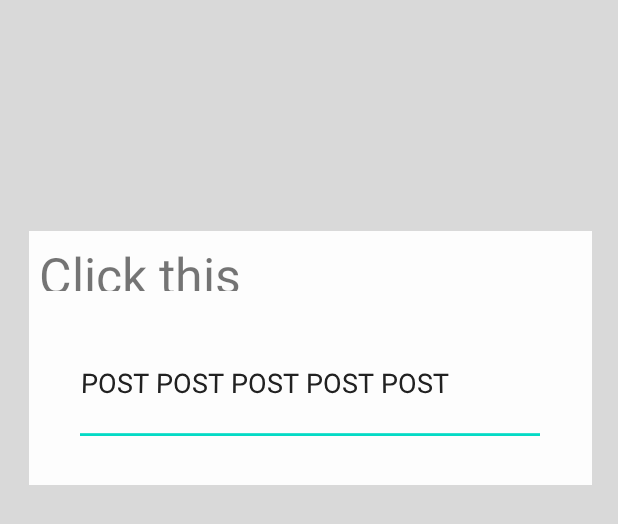
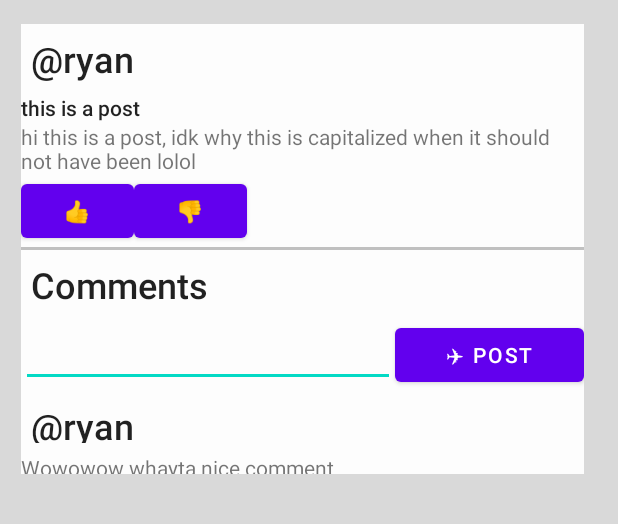
Before and after one commit to veerav-eera/NOT-REDDIT-CLONE-ANDE, an Android app: the layout activity_main.xml on its own in the app's theme, with its tools: preview values and no code run, on a phone screen of 412 x 824 dp. Shown: the top 524 px of the screen. Run offline under Robolectric (Android 15) with nearby library versions, the light colour scheme and no system bars.

Commit message:
Made an iterable homepage post layout

```diff
--- a/app/src/main/AndroidManifest.xml
+++ b/app/src/main/AndroidManifest.xml
@@ -18,7 +18,6 @@
         </activity>
         <activity
             android:name=".MainActivity"
-            android:exported="true">
-        </activity>
+            android:exported="true"></activity>
     </application>
 </manifest>
--- a/app/src/main/java/com/example/myapplication/Not_reddit_splash.java
+++ b/app/src/main/java/com/example/myapplication/Not_reddit_splash.java
@@ -30,7 +30,6 @@ public class Not_reddit_splash extends AppCompatActivity {
                     startActivity(intent);
                     finish();
                 }
-
             }
         };
         // To Start the thread
--- a/app/src/main/res/layout/activity_main.xml
+++ b/app/src/main/res/layout/activity_main.xml
@@ -10,36 +10,133 @@
     <LinearLayout
         android:id="@+id/linearLayout"
         android:layout_width="375dp"
-        android:layout_height="169dp"
-        android:layout_marginStart="43dp"
-        android:layout_marginEnd="43dp"
+        android:layout_height="300dp"
         android:background="#FDFDFD"
-        android:gravity="center_horizontal"
         android:orientation="vertical"
         app:layout_constraintBottom_toBottomOf="parent"
         app:layout_constraintEnd_toEndOf="parent"
-        app:layout_constraintHorizontal_bias="0.485"
+        app:layout_constraintHorizontal_bias="0.388"
         app:layout_constraintStart_toStartOf="parent"
         app:layout_constraintTop_toTopOf="parent"
-        app:layout_constraintVertical_bias="0.235">
+        app:layout_constraintVertical_bias="0.03">
 
         <TextView
             android:id="@+id/textView2"
             android:layout_width="match_parent"
-            android:layout_height="33dp"
+            android:layout_height="wrap_content"
             android:layout_margin="10px"
-            android:text="Click this"
-            android:textSize="50px" />
+            android:baselineAligned="false"
+            android:text="@ryan"
+            android:textAppearance="@style/TextAppearance.AppCompat.Body2"
+            android:textSize="24sp" />
 
-        <EditText
-            android:id="@+id/editTextTextPersonName"
-            android:layout_width="313dp"
-            android:layout_height="83dp"
-            android:layout_marginTop="20px"
-            android:ems="10"
-            android:inputType="textPersonName"
-            android:rotationX="4"
-            android:text="POST POST POST POST POST" />
+        <LinearLayout
+            android:layout_width="match_parent"
+            android:layout_height="wrap_content"
+            android:orientation="vertical">
+
+            <TextView
+                android:id="@+id/textView"
+                android:layout_width="match_parent"
+                android:layout_height="wrap_content"
+                android:text="this is a post"
+                android:textAppearance="@style/TextAppearance.AppCompat.Body2" />
+
+            <TextView
+                android:id="@+id/textView4"
+                android:layout_width="match_parent"
+                android:layout_height="wrap_content"
+                android:layout_weight="1"
+                android:text="hi this is a post, idk why this is capitalized when it should not have been lolol"
+                android:textAppearance="@style/TextAppearance.AppCompat.Small" />
+        </LinearLayout>
+
+        <LinearLayout
+            android:layout_width="match_parent"
+            android:layout_height="wrap_content"
+            android:orientation="horizontal">
+
+            <Button
+                android:id="@+id/button2"
+                android:layout_width="75dp"
+                android:layout_height="wrap_content"
+                android:text="@string/thumbs_up" />
+
+            <Button
+                android:id="@+id/button"
+                android:layout_width="75dp"
+                android:layout_height="wrap_content"
+                android:text="@string/thumbs_down" />
+        </LinearLayout>
+
+        <View
+            android:layout_width="match_parent"
+            android:layout_height="2dp"
+            android:background="#c0c0c0"/>
+
+        <LinearLayout
+            android:layout_width="match_parent"
+            android:layout_height="match_parent"
+            android:orientation="vertical">
+
+            <TextView
+                android:id="@+id/textView5"
+                android:layout_width="match_parent"
+                android:layout_height="wrap_content"
+                android:layout_margin="10px"
+                android:baselineAligned="false"
+                android:text="Comments"
+                android:textAppearance="@style/TextAppearance.AppCompat.Body2"
+                android:textSize="24sp" />
+
+            <LinearLayout
+                android:layout_width="match_parent"
+                android:layout_height="wrap_content"
+                android:orientation="horizontal">
+
+                <EditText
+                    android:id="@+id/editTextTextMultiLine3"
+                    android:layout_width="wrap_content"
+                    android:layout_height="wrap_content"
+                    android:layout_weight="1"
+                    android:ems="10"
+                    android:gravity="start|top"
+                    android:inputType="textMultiLine" />
+
+                <Button
+                    android:id="@+id/button3"
+                    android:layout_width="wrap_content"
+                    android:layout_height="wrap_content"
+                    android:layout_weight="1"
+                    android:text="&#9992; Post" />
+
+            </LinearLayout>
+
+            <LinearLayout
+                android:layout_width="match_parent"
+                android:layout_height="match_parent"
+                android:orientation="vertical">
+
+                <TextView
+                    android:id="@+id/textView7"
+                    android:layout_width="match_parent"
+                    android:layout_height="wrap_content"
+                    android:layout_margin="10px"
+                    android:layout_weight="1"
+                    android:baselineAligned="false"
+                    android:text="@ryan"
+                    android:textAppearance="@style/TextAppearance.AppCompat.Body2"
+                    android:textSize="24sp" />
+
+                <TextView
+                    android:id="@+id/textView8"
+                    android:layout_width="match_parent"
+                    android:layout_height="wrap_content"
+                    android:layout_weight="1"
+                    android:text="Wowowow whayta nice comment" />
+            </LinearLayout>
+
+        </LinearLayout>
     </LinearLayout>
 
 </androidx.constraintlayout.widget.ConstraintLayout>
--- /dev/null
+++ b/app/src/main/res/values/icons.xml
@@ -0,0 +1,5 @@
+<?xml version="1.0" encoding="utf-8"?>
+<resources>
+    <string name="thumbs_up">&#128077;</string>
+    <string name="thumbs_down">&#128078;</string>
+</resources>
```
